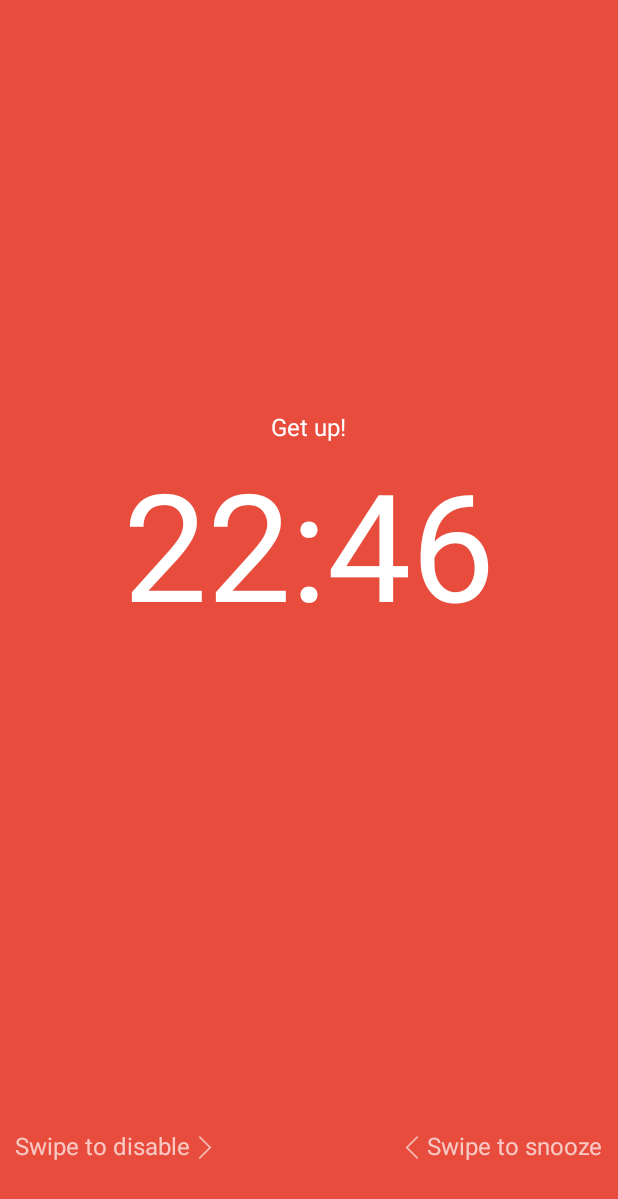
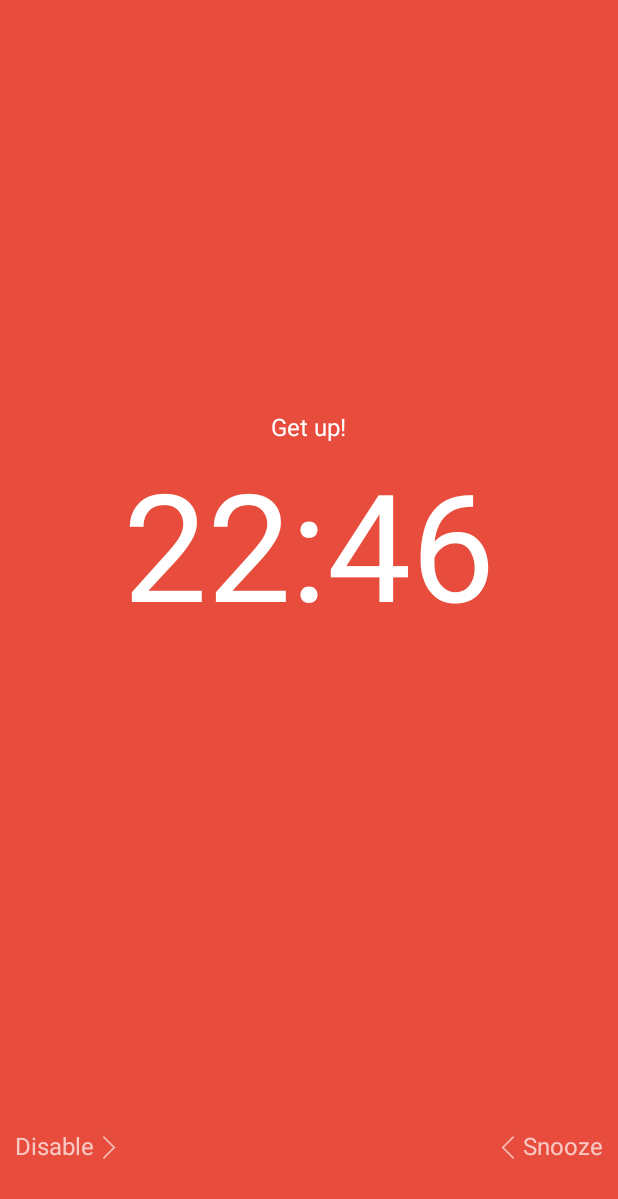
Before and after one commit to nosovsh/alarmster, an Android app: the fragment RingingFragment shown on its own in the app's theme, on a phone screen of 412 x 824 dp. Shown: the top 1199 px of the screen. Run offline under Robolectric (Android 15) with nearby library versions, the phone set to English and light mode, and no system bars; libraries missing offline, so code that uses them is left out: de.greenrobot.event; 1 statement that could not run was skipped.

Commit message:
russian translation

```diff
--- a/app/src/main/java/com/trashgenerator/alarmster/MainFragment.java
+++ b/app/src/main/java/com/trashgenerator/alarmster/MainFragment.java
@@ -126,7 +126,7 @@ public class MainFragment extends Fragment implements
 
 
         View layout = (View) view.findViewById(R.id.mainLayout);
-        int setColor = Color.parseColor("#EB9532"); //""7F2D5A 820ecf 3498db
+        int setColor = Color.parseColor("#5AAD6A"); //""7F2D5A 820ecf 3498db
         int notSetColor = Color.parseColor("#34495e");
         int color = i == 0 ? notSetColor : setColor;
         int fromColor;
--- a/app/src/main/res/values/strings.xml
+++ b/app/src/main/res/values/strings.xml
@@ -11,12 +11,12 @@
     <string name="title_section1">Section 1</string>
     <string name="title_section2">Section 2</string>
     <string name="title_section3">Section 3</string>
-    <string name="alarm_is_set">Alarm is set for:</string>
+    <string name="alarm_is_set">Alarm is enabled</string>
     <string name="alarm_is_not_set">Alarm is disabled</string>
     <string name="alarm_is_ringing">Get up!</string>
-    <string name="swipe_to_disable">Swipe to disable</string>
-    <string name="swipe_to_enable">Swipe to enable</string>
-    <string name="swipe_to_snooze">Swipe to snooze</string>
+    <string name="swipe_to_disable">Disable</string>
+    <string name="swipe_to_enable">Enable</string>
+    <string name="swipe_to_snooze">Snooze</string>
     <string name="title_activity_ringing">RingingActivity</string>
     <string name="hello_blank_fragment1">Hello blank fragment1</string>
     <string name="remaining"><xliff:g id="hours">%d</xliff:g>h <xliff:g id="minutes">%d</xliff:g>m remaining</string>
@@ -25,5 +25,4 @@
     <string name="notification_tap_to_cancel">Tap to cancel</string>
 
 
-
 </resources>
```
Also changed, not shown: 2 other files.
